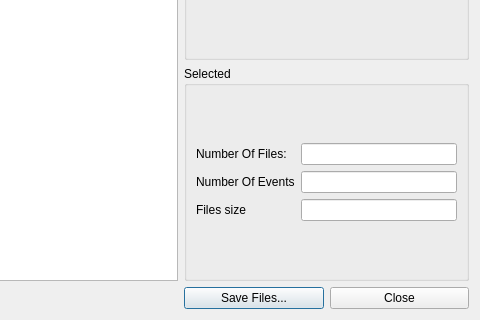
Old version of the form LHCbDIRAC/BookkeepingSystem/Gui/Widget/FileDialog.ui in the repository antolu/LHCbDIRAC; both pictures show x 754 to 1234 and y 417 to 737 of the 1234 by 737 pixel window.
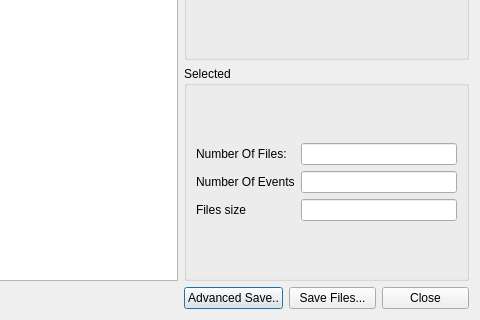
New version of the form.

Commit message: 1. bug fix 2. FileDilaog selection behivor changed. 3. new tree implemented (production lookup) 4. advanced save implemented. (the users can save catalog)

Patch:
```diff
--- a/LHCbDIRAC/BookkeepingSystem/Gui/Widget/FileDialog.ui
+++ b/LHCbDIRAC/BookkeepingSystem/Gui/Widget/FileDialog.ui
@@ -22,7 +22,7 @@
    <item rowspan="3" row="0" column="0" >
     <widget class="QTableView" name="tableView" />
    </item>
-   <item row="0" column="1" colspan="2" >
+   <item row="0" column="1" colspan="3" >
     <widget class="QGroupBox" name="groupBox_3" >
      <property name="title" >
       <string/>
@@ -147,7 +147,7 @@
      </layout>
     </widget>
    </item>
-   <item row="1" column="1" colspan="2" >
+   <item row="1" column="1" colspan="3" >
     <widget class="QGroupBox" name="groupBox" >
      <property name="title" >
       <string>Statistics</string>
@@ -206,7 +206,7 @@
      </layout>
     </widget>
    </item>
-   <item row="2" column="1" colspan="2" >
+   <item row="2" column="1" colspan="3" >
     <widget class="QGroupBox" name="groupBox_2" >
      <property name="title" >
       <string>Selected</string>
@@ -266,13 +266,20 @@
     </widget>
    </item>
    <item row="3" column="1" >
+    <widget class="QPushButton" name="advancedSave" >
+     <property name="text" >
+      <string>Advanced Save..</string>
+     </property>
+    </widget>
+   </item>
+   <item row="3" column="2" >
     <widget class="QPushButton" name="saveButton" >
      <property name="text" >
       <string>Save Files...</string>
      </property>
     </widget>
    </item>
-   <item row="3" column="2" >
+   <item row="3" column="3" >
     <widget class="QPushButton" name="closeButton" >
      <property name="text" >
       <string>Close</string>
```
The commit also changes 24 other files.
